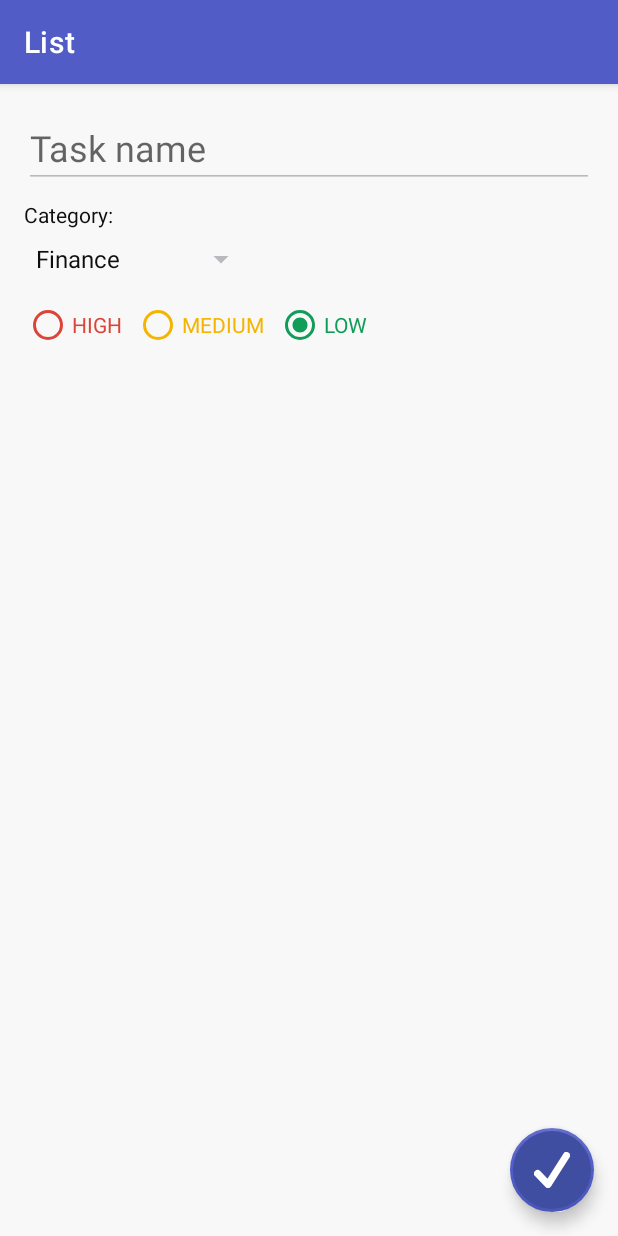
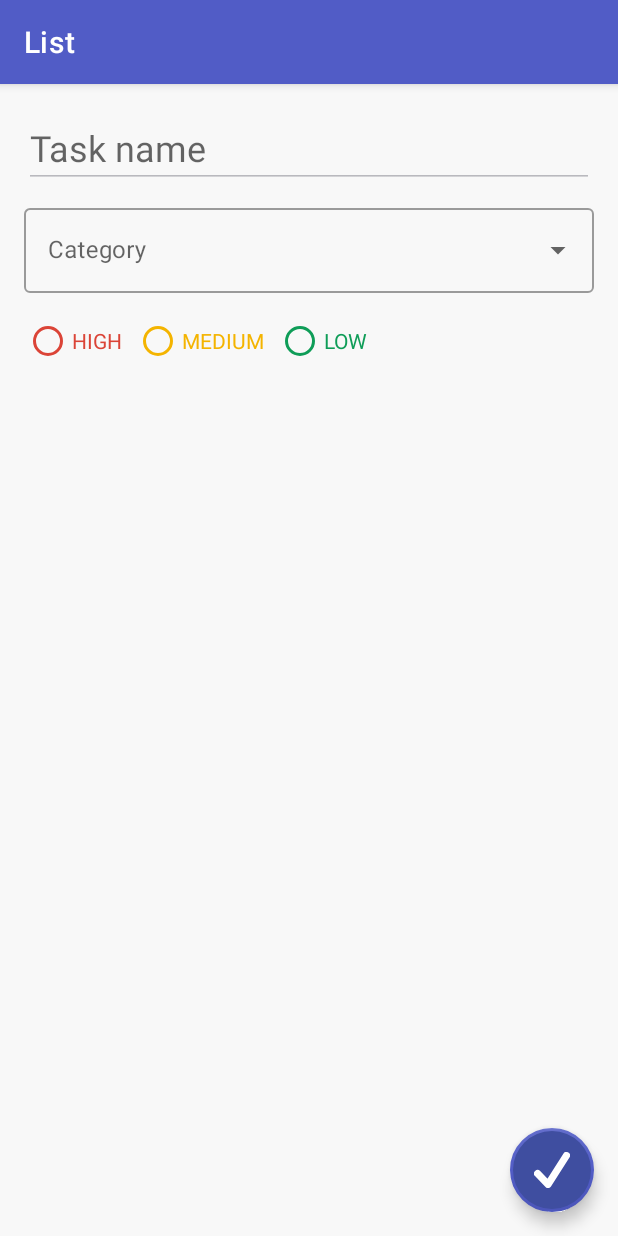
Before and after one commit to TeenWolf3301/ToDoList, an Android app: the fragment DetailsFragment placed in its activity, on a phone screen of 412 x 824 dp. Run offline under Robolectric (Android 15) with nearby library versions, the phone set to English and light mode, and no system bars; our stand-ins replace Dagger/Hilt's generated code, Room's generated code, navigation-ui.

Commit message:
Changed spinner to exposedDropdownMenu and started to work on implementing add\update logic, refactor categories array

```diff
--- a/app/src/main/java/com/teenwolf3301/to_do_list/data/Task.kt
+++ b/app/src/main/java/com/teenwolf3301/to_do_list/data/Task.kt
@@ -12,9 +12,9 @@ data class Task(
     @PrimaryKey(autoGenerate = true)
     val id: Int = 0,
     val name: String,
-    val category: String = "Finance",
+    val category: String,
     val isCompleted: Boolean = false,
-    val priority: Priority = Priority.LOW,
+    val priority: Priority,
     val date: Long = System.currentTimeMillis()
 ) : Parcelable {
     val formattedDate: String
--- a/app/src/main/java/com/teenwolf3301/to_do_list/ui/edit/DetailsFragment.kt
+++ b/app/src/main/java/com/teenwolf3301/to_do_list/ui/edit/DetailsFragment.kt
@@ -2,7 +2,9 @@ package com.teenwolf3301.to_do_list.ui.edit
 
 import android.os.Bundle
 import android.view.View
+import android.widget.ArrayAdapter
 import androidx.core.view.isVisible
+import androidx.core.widget.addTextChangedListener
 import androidx.fragment.app.Fragment
 import androidx.fragment.app.viewModels
 import com.teenwolf3301.to_do_list.R
@@ -19,6 +21,8 @@ class DetailsFragment : Fragment(R.layout.fragment_details) {
         super.onViewCreated(view, savedInstanceState)
 
         val binding = FragmentDetailsBinding.bind(view)
+        val categories = resources.getStringArray(R.array.category)
+        val arrayAdapter = ArrayAdapter(requireContext(), R.layout.dropdown_item, categories)
 
         binding.apply {
             etTaskName.setText(viewModel.taskName)
@@ -30,6 +34,28 @@ class DetailsFragment : Fragment(R.layout.fragment_details) {
             rgPriority.jumpDrawablesToCurrentState()
             tvDateCreated.isVisible = viewModel.task != null
             tvDateCreated.text = "Created: ${viewModel.task?.formattedDate}"
+            actvDropMenu.setAdapter(arrayAdapter)
+            if (categories.contains(viewModel.taskCategory)) {
+                actvDropMenu.setText(viewModel.taskCategory, false)
+            }
+
+            etTaskName.addTextChangedListener {
+                viewModel.taskName = it.toString()
+            }
+
+            if (actvDropMenu.isSelected) {
+                viewModel.taskCategory = actvDropMenu.text.toString()
+            }
+
+            when (rgPriority.checkedRadioButtonId) {
+                R.id.rb_high -> viewModel.taskPriority = Priority.HIGH
+                R.id.rb_medium -> viewModel.taskPriority = Priority.MEDIUM
+                R.id.rb_low -> viewModel.taskPriority = Priority.LOW
+            }
+
+            fabApply.setOnClickListener {
+                viewModel.onSaveClick()
+            }
         }
     }
 }
--- a/app/src/main/java/com/teenwolf3301/to_do_list/ui/edit/DetailsViewModel.kt
+++ b/app/src/main/java/com/teenwolf3301/to_do_list/ui/edit/DetailsViewModel.kt
@@ -26,9 +26,13 @@ class DetailsViewModel @Inject constructor(
             state.set("taskCategory", value)
         }
 
-    var taskPriority = state.get<String>("taskName") ?: task?.priority ?: Priority.LOW
+    var taskPriority = state.get<String>("taskName") ?: task?.priority
         set(value) {
             field = value
             state.set("taskName", value)
         }
+
+    fun onSaveClick() {
+        TODO("Not yet implemented")
+    }
 }
--- a/app/src/main/res/layout/fragment_details.xml
+++ b/app/src/main/res/layout/fragment_details.xml
@@ -24,26 +24,24 @@
             android:textColor="?android:textColorPrimary"
             android:textSize="@dimen/big_text" />
 
-        <TextView
-            android:id="@+id/tv_category_label"
-            android:layout_width="wrap_content"
+        <com.google.android.material.textfield.TextInputLayout
+            style="@style/Widget.MaterialComponents.TextInputLayout.OutlinedBox.ExposedDropdownMenu"
+            android:layout_width="match_parent"
             android:layout_height="wrap_content"
             android:layout_marginStart="@dimen/default_margin"
             android:layout_marginTop="@dimen/small_margin"
             android:layout_marginEnd="@dimen/default_margin"
-            android:text="Category:"
-            android:textColor="?android:textColorPrimary"
-            android:textSize="@dimen/small_text" />
+            android:hint="Category">
 
-        <Spinner
-            android:id="@+id/spinner_category"
-            android:layout_width="wrap_content"
-            android:layout_height="wrap_content"
-            android:layout_marginStart="@dimen/default_margin"
-            android:layout_marginTop="@dimen/small_margin"
-            android:layout_marginEnd="@dimen/default_margin"
-            android:entries="@array/category"
-            android:spinnerMode="dialog" />
+            <AutoCompleteTextView
+                android:id="@+id/actv_drop_menu"
+                android:layout_width="match_parent"
+                android:layout_height="wrap_content"
+                android:layout_weight="1"
+                android:inputType="none"
+                tools:text="Finance" />
+
+        </com.google.android.material.textfield.TextInputLayout>
 
         <RadioGroup
             android:id="@+id/rg_priority"
--- a/app/src/main/res/values/strings.xml
+++ b/app/src/main/res/values/strings.xml
@@ -5,9 +5,9 @@
     <string name="stats">%1$d Uncompleted , %2$d completed</string>
 
     <string-array name="category">
-        <item>Finance</item>
-        <item>Wedding</item>
-        <item>Freelance</item>
-        <item>Shopping list</item>
+        <item>💰Finance</item>
+        <item>💍Wedding</item>
+        <item>💻Freelance</item>
+        <item>🛒Shopping list</item>
     </string-array>
 </resources>
```
Also changed, not shown: app/src/main/java/com/teenwolf3301/to_do_list/data/TaskDatabase.kt (+73 -10 lines), app/src/main/res/layout/dropdown_item.xml (added, +9 -0 lines).
